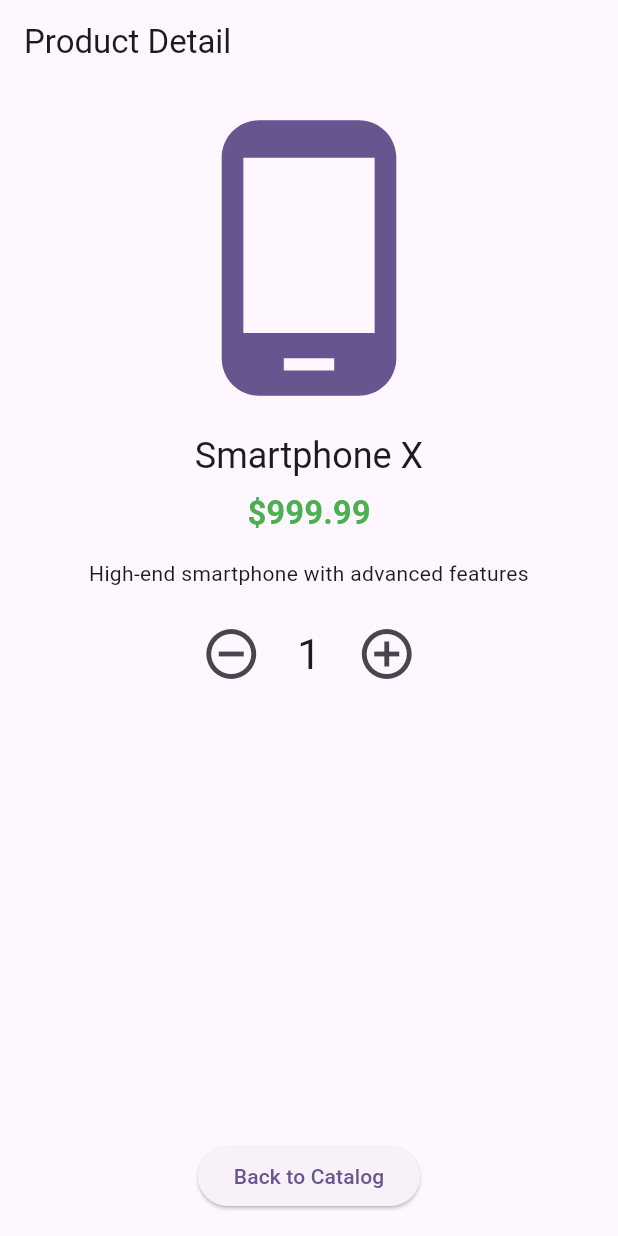
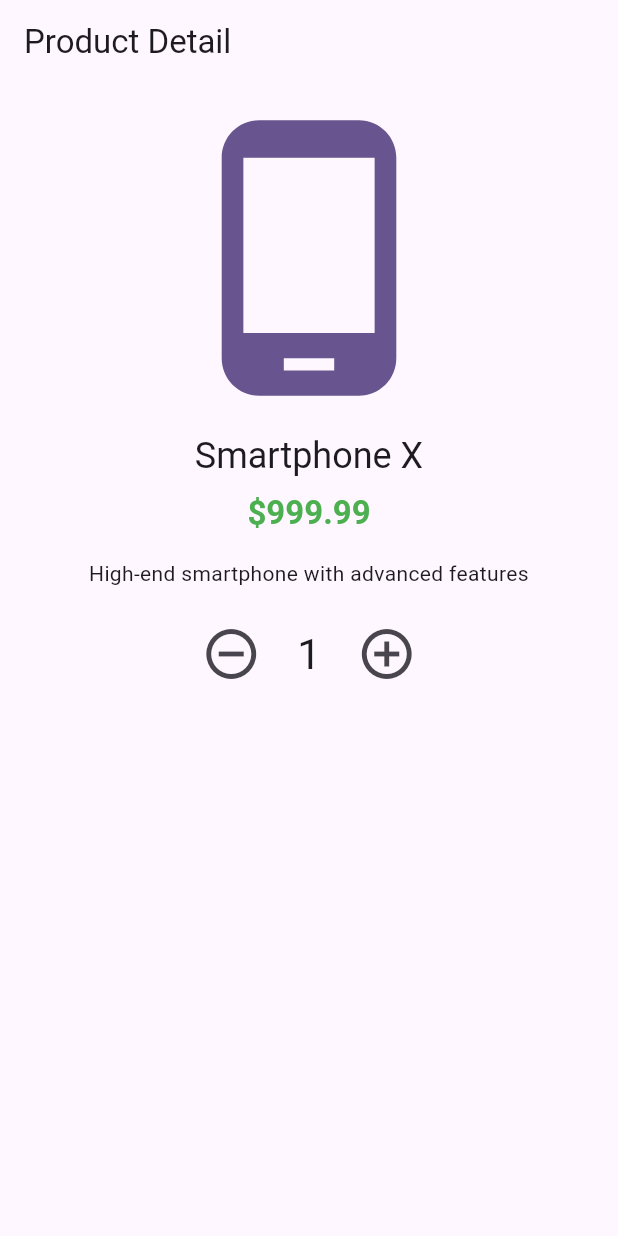
Before and after one commit to nam-svh/product-feature, a Flutter app: the screen it shows after launch, after a tap on the "add circle outline" icon, after a tap on "Smartphone X", on a phone screen of 412 x 824 dp. Run offline on Flutter 3.47's test engine with Material 3 defaults, Android fonts, the phone set to English and light mode, and no system bars; our stand-ins replace go_router.

Commit message:
change route

```diff
--- a/lib/main.dart
+++ b/lib/main.dart
@@ -1,4 +1,5 @@
 import 'package:flutter/material.dart';
+import 'package:go_router/go_router.dart';
 import 'navigator/app_router.dart';
 
 void main() {
@@ -12,7 +13,10 @@ class ProductFeature extends StatelessWidget {
   Widget build(BuildContext context) {
     return MaterialApp.router(
       title: 'Product Feature',
-      routerConfig: AppRouter.router,
+      routerConfig: GoRouter(
+      routes: ProductRouter.routes,
+      initialLocation: '/product',
+    ),
       theme: ThemeData(
         colorScheme: ColorScheme.fromSeed(seedColor: Colors.deepPurple),
         useMaterial3: true,
--- a/lib/navigator/app_router.dart
+++ b/lib/navigator/app_router.dart
@@ -1,30 +1,20 @@
-import 'package:flutter/material.dart';
 import 'package:go_router/go_router.dart';
-
 import '../screens/home_screen.dart';
 import '../screens/detail_screen.dart';
 import '../models/product.dart';
 
-class AppRouter {
-  static final GoRouter router = GoRouter(
-    initialLocation: '/',
-    routes: [
+class ProductRouter {
+  static List<GoRoute> get routes => [
         GoRoute(
-        path: '/',
+          path: '/product',
           builder: (context, state) => const HomeScreen(),
         ),
         GoRoute(
-        path: '/detail',
+          path: '/product/detail',
           builder: (context, state) {
             final product = state.extra as Product?;
             return DetailScreen(product: product);
           },
         ),
-    ],
-    errorBuilder: (context, state) => Scaffold(
-      body: Center(
-        child: Text('Navigation error: ${state.error}'),
-      ),
-    ),
-  );
+      ];
 }
--- a/lib/screens/detail_screen.dart
+++ b/lib/screens/detail_screen.dart
@@ -106,13 +106,6 @@ class _DetailScreenState extends State<DetailScreen> {
                 ),
               ],
             ),
-            const Spacer(),
-            Center(
-              child: ElevatedButton(
-                onPressed: () => context.go('/'),
-                child: const Text('Back to Catalog'),
-              ),
-            ),
           ],
         ),
       ),
--- a/lib/screens/home_screen.dart
+++ b/lib/screens/home_screen.dart
@@ -57,7 +57,7 @@ class _HomeScreenState extends State<HomeScreen> {
               ],
             ),
             onTap: () {
-              context.go('/detail', extra: product);
+              context.go('/product/detail', extra: product);
             },
           );
         },
```
Lines whose indentation alone changed are shown as unchanged.
